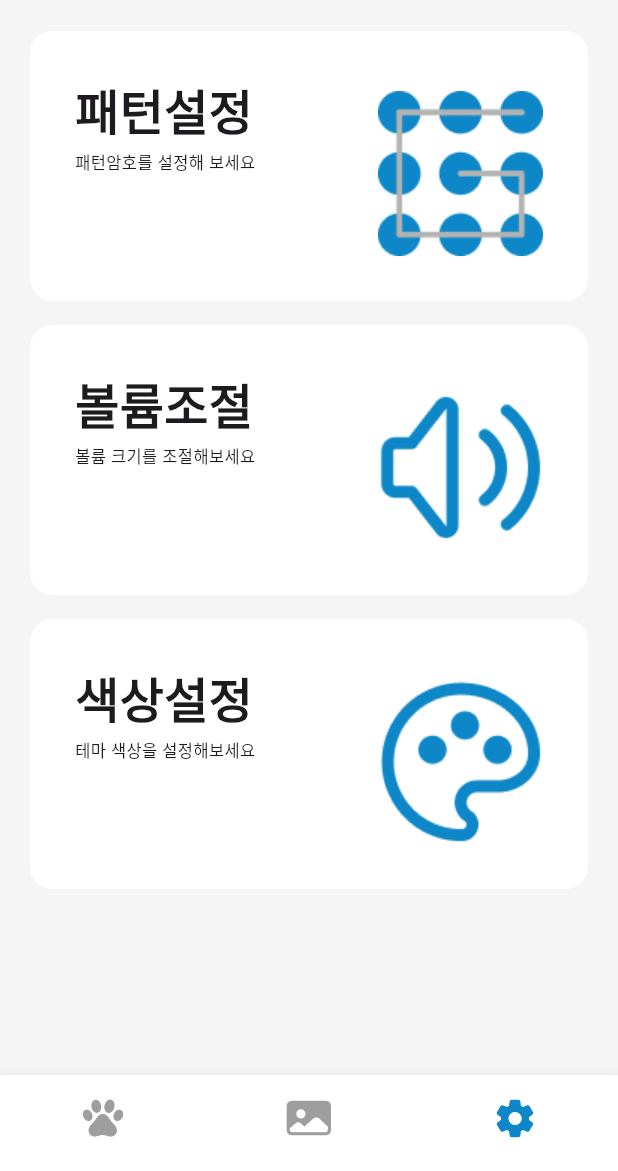
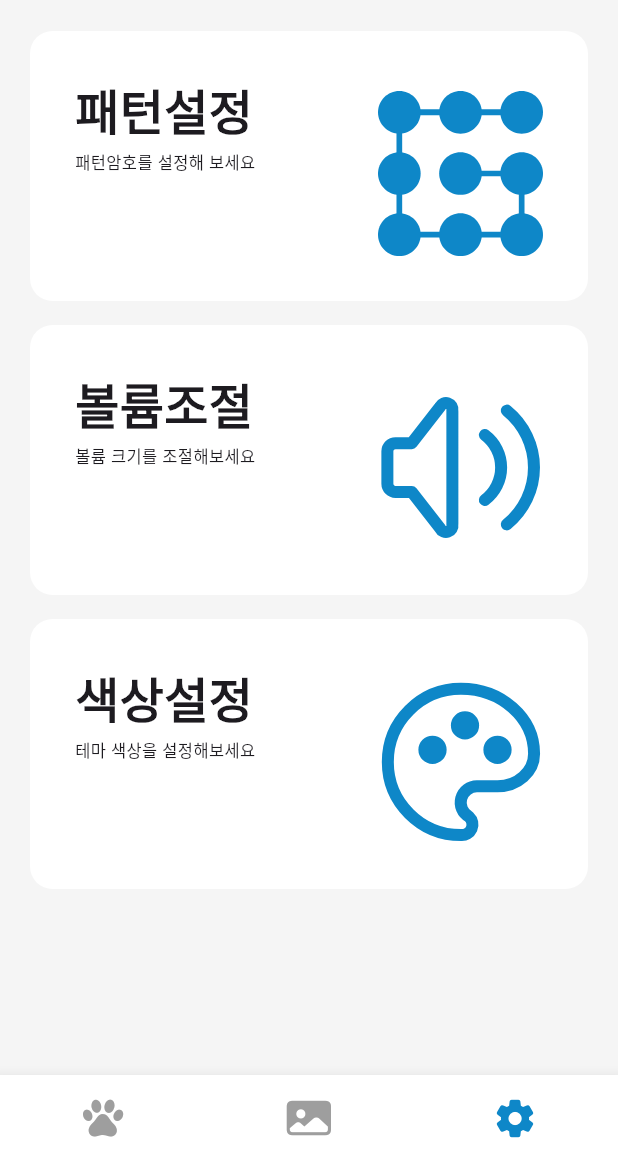
Before and after one commit to y-y41/madcamp_week1, a Flutter app: the screen it shows after launch, item 3 of the bottom bar chosen, on a phone screen of 412 x 824 dp, the part 65-1236 px from its top. Run offline on Flutter 3.47's test engine with Material 3 defaults, Android fonts, the phone set to English and light mode, and no system bars; our stand-ins replace assets_audio_player, flutter_svg, shared_preferences; missing offline and left inert: flutter_volume_controller; network calls fail.

Commit message:
vector image color set

```diff
--- a/lib/screens/tab_3.dart
+++ b/lib/screens/tab_3.dart
@@ -1,11 +1,11 @@
 import 'dart:ui';
-
 import 'package:flutter/cupertino.dart';
 import 'package:flutter/material.dart';
-import 'package:madcamp_w1/pages/font_size_page.dart';
+import 'package:flutter_svg/svg.dart';
 import 'package:madcamp_w1/screens/volume_random_page.dart';
 import 'package:madcamp_w1/screens/color_setting.dart';
 import 'lock_settings.dart';
+import 'package:flutter_svg/flutter_svg.dart';
 
 class Tab3 extends StatelessWidget {
   const Tab3({Key? key}) : super(key: key);
@@ -20,21 +20,21 @@ class Tab3 extends StatelessWidget {
           customCard(context,
               title: '패턴설정',
               subtitle: '패턴암호를 설정해 보세요',
-              imagePath: 'assets/images/set_pattern.png', onTap: () {
+              imagePath: 'assets/images/set_pattern.svg', onTap: () {
             Navigator.push(context,
                 MaterialPageRoute(builder: (context) => LockSettings()));
           }),
           customCard(context,
               title: '볼륨조절',
               subtitle: '볼륨 크기를 조절해보세요',
-              imagePath: 'assets/images/set_volume.png', onTap: () {
+              imagePath: 'assets/images/set_volume.svg', onTap: () {
             Navigator.push(context,
                 MaterialPageRoute(builder: (context) => VolumeRandomPage()));
           }),
           customCard(context,
               title: '색상설정',
               subtitle: '테마 색상을 설정해보세요',
-              imagePath: 'assets/images/set_palette.png', onTap: () {
+              imagePath: 'assets/images/set_palette.svg', onTap: () {
             Navigator.push(context,
                 MaterialPageRoute(builder: (context) => RotatingBar()));
           })
@@ -82,11 +82,12 @@ class Tab3 extends StatelessWidget {
               crossAxisAlignment: CrossAxisAlignment.end,
               mainAxisAlignment: MainAxisAlignment.end,
               children: [
-                Image.asset(
+                SvgPicture.asset(
                   imagePath,
                   width: 110,
                   height: 110,
-                  fit: BoxFit.cover,
+                  color: Color(0xFF0E87C8),
+                  // fit: BoxFit.cover,
                 ),
               ],
             )
--- a/pubspec.yaml
+++ b/pubspec.yaml
@@ -30,7 +30,7 @@ environment:
 dependencies:
   flutter:
     sdk: flutter
-  shared_preferences: ^2.3.4
+  shared_preferences: ^2.0.15
   url_launcher: ^6.1.7
 
   # The following adds the Cupertino Icons font to your application.
@@ -39,6 +39,7 @@ dependencies:
   cached_network_image: ^3.2.3
   flutter_volume_controller: ^1.3.3
   assets_audio_player: ^3.1.1
+  flutter_svg: ^2.0.16
 
 dev_dependencies:
   flutter_test:
```
Also changed, not shown: assets/images/set_palette.svg (added), assets/images/set_pattern.svg (added), assets/images/set_volume.svg (added), pubspec.lock.
